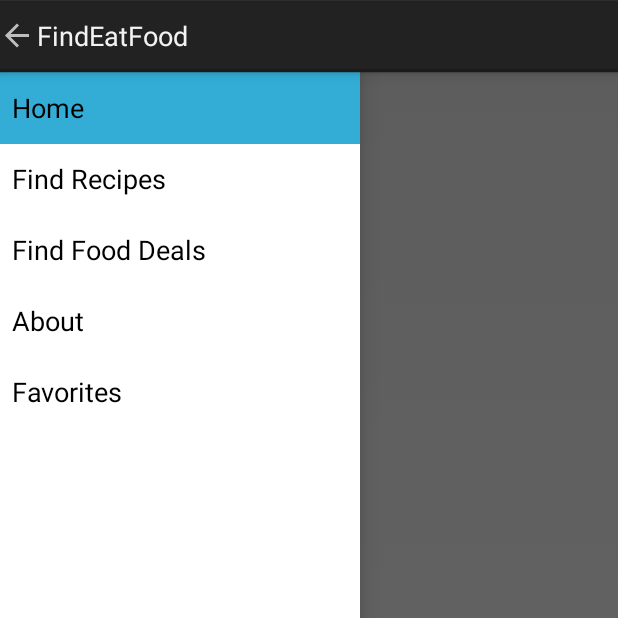
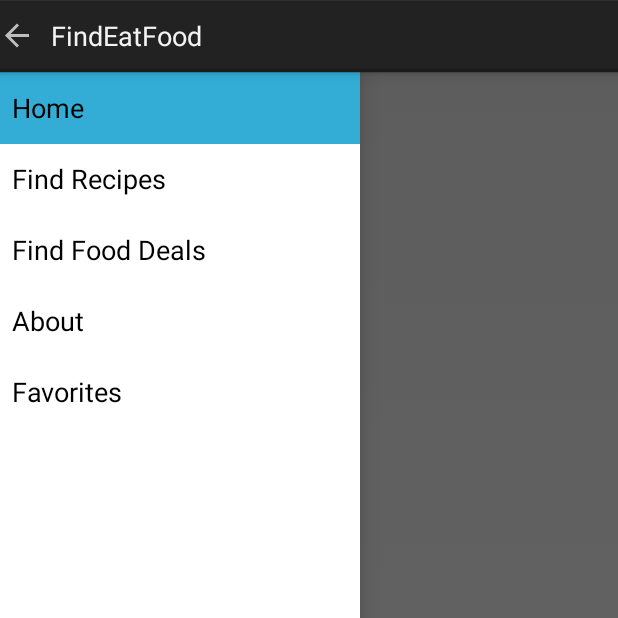
Before and after one commit to ruellia/FindEatFood, an Android app: the screen it shows after launch (MainActivity), with the side drawer open, on a phone screen of 412 x 824 dp, the top half of it. Run offline under Robolectric (Android 15) with nearby library versions, the phone set to English and light mode, and no system bars; 1 statement that could not run was skipped.

Commit message:
space on app bar

```diff
--- a/app/src/main/java/edu/mills/findeatfood/MainActivity.java
+++ b/app/src/main/java/edu/mills/findeatfood/MainActivity.java
@@ -175,7 +175,7 @@ public class MainActivity extends Activity {
         }else{
             title = titles[position];
         }
-        getActionBar().setTitle(title);
+        getActionBar().setTitle("  " +title);
     }
 
     @Override
--- a/app/src/main/res/layout/activity_order.xml
+++ b/app/src/main/res/layout/activity_order.xml
@@ -1,12 +1,14 @@
 <RelativeLayout xmlns:android="http://schemas.android.com/apk/res/android"
-    xmlns:tools="http://schemas.android.com/tools" android:layout_width="match_parent"
+    xmlns:tools="http://schemas.android.com/tools"
+    android:layout_width="match_parent"
     android:layout_height="match_parent" android:paddingLeft="@dimen/activity_horizontal_margin"
     android:paddingRight="@dimen/activity_horizontal_margin"
     android:paddingTop="@dimen/activity_vertical_margin"
     android:paddingBottom="@dimen/activity_vertical_margin"
     tools:context="edu.mills.findeatfood.OrderActivity">
 
-    <TextView android:text="@string/app_name" android:layout_width="wrap_content"
+    <TextView android:text="@string/app_name"
+        android:layout_width="wrap_content"
         android:layout_height="wrap_content" />
 
 </RelativeLayout>
--- a/app/src/main/res/values/dimens.xml
+++ b/app/src/main/res/values/dimens.xml
@@ -6,4 +6,6 @@
     <!-- Per the design guidelines, navigation drawers should be between 240dp and 320dp:
          https://developer.android.com/design/patterns/navigation-drawer.html -->
     <dimen name="navigation_drawer_width">240dp</dimen>
+
+
 </resources>
--- a/app/src/main/res/values/styles.xml
+++ b/app/src/main/res/values/styles.xml
@@ -2,12 +2,10 @@
 
     <!-- Base application theme. -->
     <style name="AppTheme" parent="android:Theme.Holo.Light.DarkActionBar">
+        <item name="android:logo">@android:color/transparent</item>
 
-        <item name="android:logo">@android:color/transparent</item>
         <!-- Customize your theme here. -->
-        <item name="android:icon">@android:color/transparent</item>
+    </style>
 
 
-    </style>
-
 </resources>
```
Also changed, not shown: app/src/main/res/layout/fragment_top.xml (+5 -4 lines), app/src/main/java/edu/mills/findeatfood/TopFragment.java (line endings or trailing spaces).
